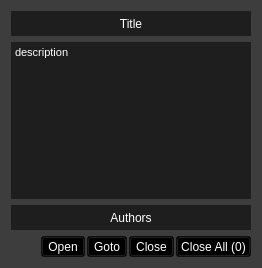
First picture: the form in src/resources/ERDisplay.ui, repository IDREsandbox/vsim, before the edit.
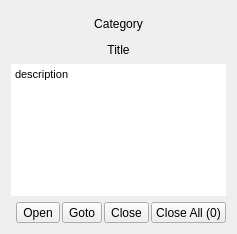
Second picture: the form after the edit.

Commit message: er display shows category, removed author

Diff of the .ui file:
```diff
--- a/src/resources/ERDisplay.ui
+++ b/src/resources/ERDisplay.ui
@@ -6,25 +6,39 @@
    <rect>
     <x>0</x>
     <y>0</y>
-    <width>262</width>
-    <height>268</height>
+    <width>237</width>
+    <height>234</height>
    </rect>
   </property>
   <property name="windowTitle">
    <string>Form</string>
   </property>
   <property name="styleSheet">
-   <string notr="true">background: rgba(0, 0, 0, 130);
-color: rgb(255, 255, 255);
-border-color: rgb(238, 238, 238);</string>
+   <string notr="true"/>
   </property>
   <layout class="QVBoxLayout" name="verticalLayout">
+   <item>
+    <widget class="QLabel" name="category">
+     <property name="minimumSize">
+      <size>
+       <width>0</width>
+       <height>25</height>
+      </size>
+     </property>
+     <property name="text">
+      <string>Category</string>
+     </property>
+     <property name="alignment">
+      <set>Qt::AlignCenter</set>
+     </property>
+    </widget>
+   </item>
    <item>
     <widget class="QLabel" name="title">
      <property name="minimumSize">
       <size>
        <width>0</width>
-       <height>25</height>
+       <height>16</height>
       </size>
      </property>
      <property name="text">
@@ -59,25 +73,6 @@
      </property>
     </widget>
    </item>
-   <item>
-    <widget class="QLabel" name="authors">
-     <property name="minimumSize">
-      <size>
-       <width>0</width>
-       <height>25</height>
-      </size>
-     </property>
-     <property name="text">
-      <string>Authors</string>
-     </property>
-     <property name="alignment">
-      <set>Qt::AlignCenter</set>
-     </property>
-     <property name="textInteractionFlags">
-      <set>Qt::NoTextInteraction</set>
-     </property>
-    </widget>
-   </item>
    <item>
     <layout class="QHBoxLayout" name="horizontalLayout_2">
      <property name="spacing">
```
The commit also changes 6 other files.
